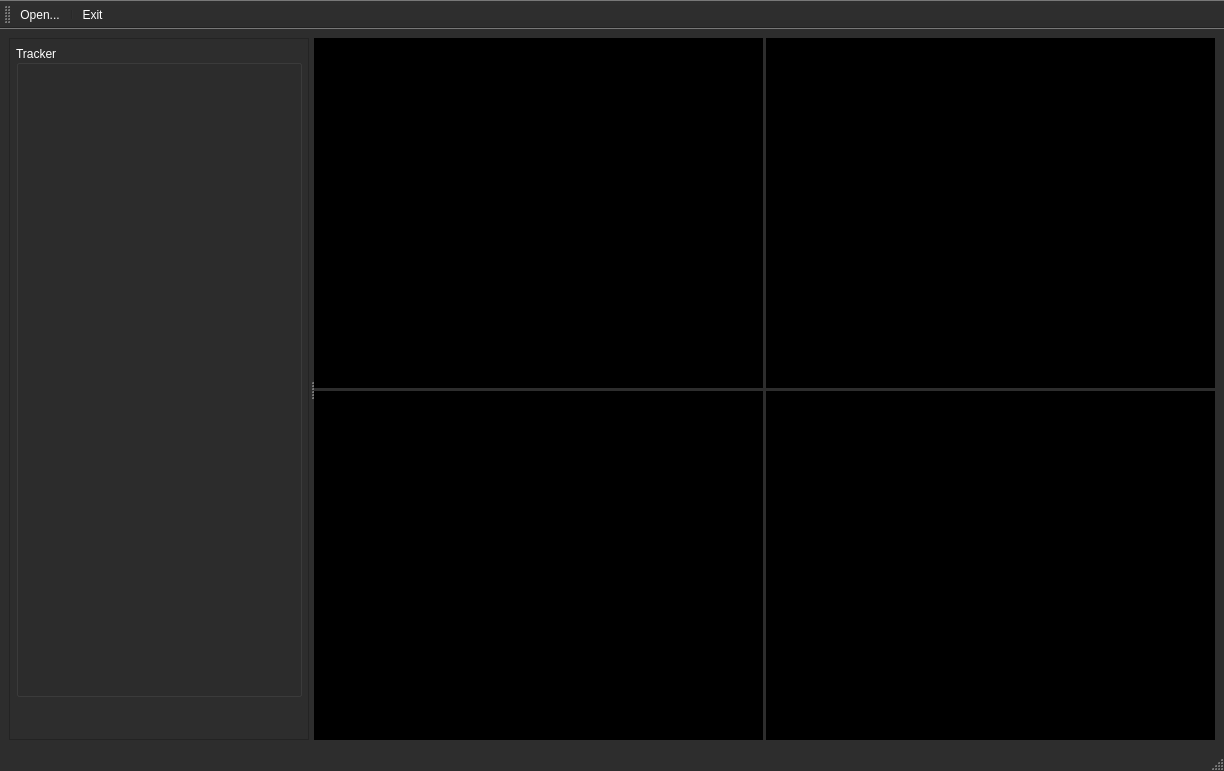
The window that ui/MainWindow.ui (DaneshJoy/bronchoscopy) describes before a commit, drawn with Qt 5.
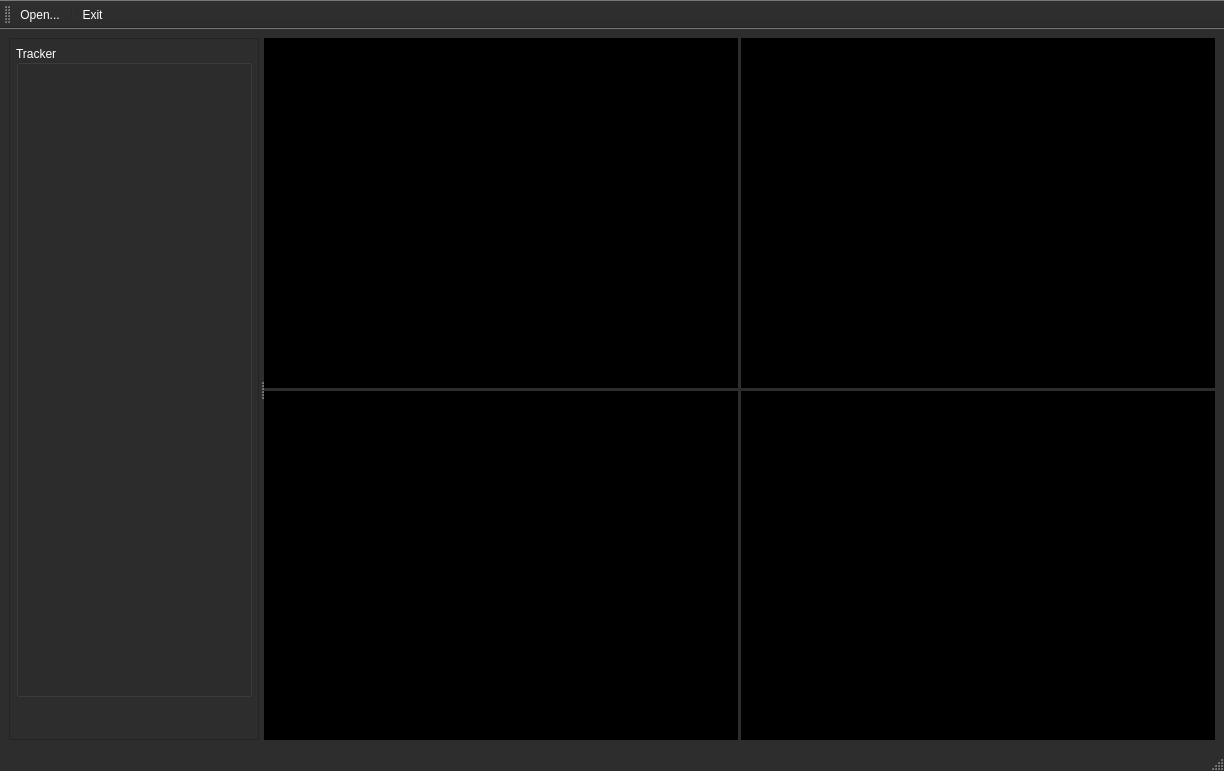
The same window after the commit. Icons and pictures are not drawn.

The edit to the form file:
```diff
--- a/ui/MainWindow.ui
+++ b/ui/MainWindow.ui
@@ -294,7 +294,7 @@
        </property>
        <property name="maximumSize">
         <size>
-         <width>300</width>
+         <width>250</width>
          <height>16777215</height>
         </size>
        </property>
```
